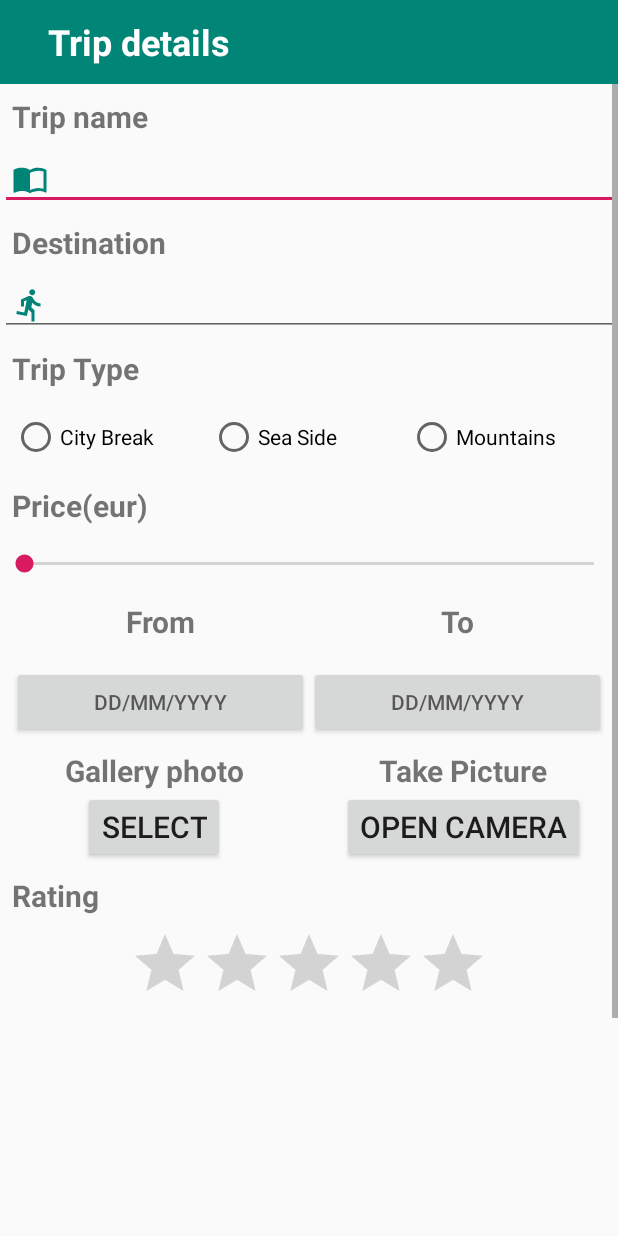
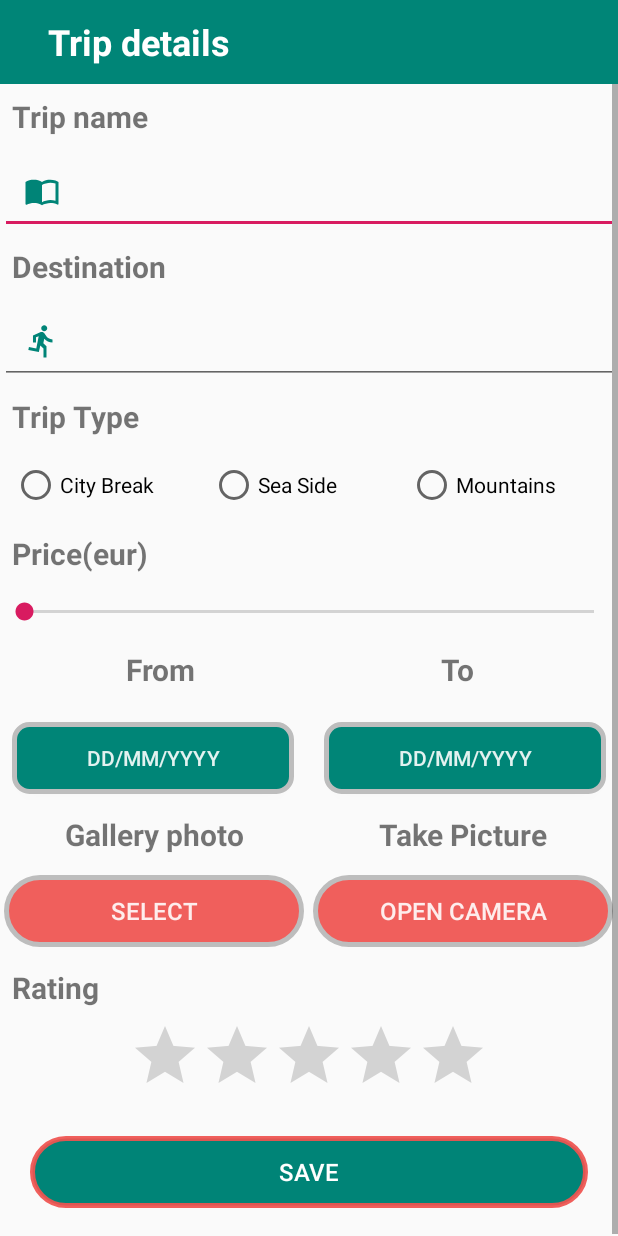
Before and after one commit to Eugen998/TravelJournal, an Android app: the ManageTripActivity screen opened directly, with no data from a screen before it, on a phone screen of 412 x 824 dp. Run offline under Robolectric (Android 15) with nearby library versions, the phone set to English and light mode, and no system bars.

Commit message:
What is left to do: -firebase login -room -camera photo is saved as bitmap, I have to get the Uri -navigation drawer buttons -favourites
For some reason capturing a photo does not work, even though i followed the steps from Android Site.

Updated the look of the app.

```diff
--- a/app/src/main/java/com/example/eugen/traveljournal/ManageTripActivity.java
+++ b/app/src/main/java/com/example/eugen/traveljournal/ManageTripActivity.java
@@ -171,6 +171,7 @@ public class ManageTripActivity extends AppCompatActivity implements DatePickerD
             selectedImage = data.getData();
 
             mImageView = findViewById(R.id.testpic);
+            mImageView.setVisibility(View.VISIBLE);
             Glide.with(this).load(selectedImage).into(mImageView);
             TextView uriText = findViewById(R.id.uriText);
             uriText.setText(selectedImage.toString());
--- /dev/null
+++ b/app/src/main/res/drawable/date_picker_button.xml
@@ -0,0 +1,7 @@
+<?xml version="1.0" encoding="utf-8"?>
+<shape xmlns:android="http://schemas.android.com/apk/res/android"
+    android:shape="rectangle">
+    <solid android:color="@color/colorPrimary"/>
+    <corners android:radius="10dp"/>
+    <stroke android:width="5px" android:color="#bdbdbd" />
+</shape>
--- a/app/src/main/res/drawable/rounded_button.xml
+++ b/app/src/main/res/drawable/rounded_button.xml
@@ -3,4 +3,5 @@
     android:shape="rectangle">
     <solid android:color="#008477"/>
     <corners android:radius="150dp"/>
+    <stroke android:width="5px" android:color="#edef5350" />
 </shape>
--- a/app/src/main/res/drawable/rounded_regular_button.xml
+++ b/app/src/main/res/drawable/rounded_regular_button.xml
@@ -1,6 +1,7 @@
 <?xml version="1.0" encoding="utf-8"?>
 <shape xmlns:android="http://schemas.android.com/apk/res/android"
-    android:shape="rectangle">
-    <solid android:color="#008477"/>
-    <corners android:radius="150dp"/>
+android:shape="rectangle">
+<solid android:color="#edef5350"/>
+<corners android:radius="26dp"/>
+<stroke android:width="5px" android:color="#bdbdbd"/>
 </shape>
--- a/app/src/main/res/layout/activity_manage_trip.xml
+++ b/app/src/main/res/layout/activity_manage_trip.xml
@@ -37,7 +37,7 @@
                 android:layout_width="match_parent"
                 android:layout_height="wrap_content"
                 android:drawableLeft="@drawable/ic_import_contacts_black_24dp"
-                android:padding="8dp" />
+                android:padding="16dp" />
 
             <TextView
                 android:layout_width="match_parent"
@@ -52,7 +52,7 @@
                 android:layout_width="match_parent"
                 android:layout_height="wrap_content"
                 android:drawableLeft="@drawable/ic_directions_run_black_24dp"
-                android:padding="8dp" />
+                android:padding="16dp" />
 
             <TextView
                 android:layout_width="match_parent"
@@ -137,18 +137,28 @@
                 android:padding="8dp">
 
                 <Button
+                    android:layout_marginTop="5dp"
+                    android:layout_marginBottom="5dp"
                     android:id="@+id/fromdate"
                     android:layout_width="0dp"
                     android:layout_height="match_parent"
                     android:layout_weight="1"
-                    android:hint="DD/MM/YYYY" />
+                    android:hint="DD/MM/YYYY"
+                    android:background="@drawable/date_picker_button"
+                    android:layout_marginRight="10dp"
+                    android:textColorHint="#e3ffffff"/>
 
                 <Button
                     android:id="@+id/todate"
+                    android:layout_marginTop="5dp"
+                    android:layout_marginBottom="5dp"
                     android:layout_width="0dp"
                     android:layout_height="match_parent"
                     android:layout_weight="1"
-                    android:hint="DD/MM/YYYY" />
+                    android:hint="DD/MM/YYYY"
+                    android:background="@drawable/date_picker_button"
+                    android:layout_marginLeft="10dp"
+                    android:textColorHint="#e3ffffff"/>
             </LinearLayout>
 
             <LinearLayout
@@ -169,16 +179,22 @@
                         android:layout_weight="1"
                         android:text="Gallery photo"
                         android:textSize="20sp"
-                        android:textStyle="bold" />
+                        android:textStyle="bold"
+                        android:layout_marginBottom="8dp"/>
 
                     <Button
                         android:id="@+id/gallery_photo"
-                        android:layout_width="wrap_content"
+                        android:padding="10dp"
+                        android:layout_marginTop="5dp"
+                        android:layout_marginBottom="5dp"
+                        android:layout_width="200dp"
                         android:layout_height="0dp"
                         android:layout_gravity="center_horizontal"
                         android:layout_weight="2"
                         android:text="SELECT"
-                        android:textSize="20sp" />
+                        android:textSize="16sp"
+                        android:background="@drawable/rounded_regular_button"
+                        android:textColor="#e3ffffff"/>
                 </LinearLayout>
 
                 <LinearLayout
@@ -194,16 +210,22 @@
                         android:layout_weight="1"
                         android:text="Take Picture"
                         android:textSize="20sp"
-                        android:textStyle="bold" />
+                        android:textStyle="bold"
+                        android:layout_marginBottom="8dp"/>
 
                     <Button
                         android:id="@+id/camera_photo"
-                        android:layout_width="wrap_content"
+                        android:padding="10dp"
+                        android:layout_marginTop="5dp"
+                        android:layout_marginBottom="5dp"
+                        android:layout_width="200dp"
                         android:layout_height="0dp"
                         android:layout_gravity="center_horizontal"
                         android:layout_weight="2"
                         android:text="OPEN CAMERA"
-                        android:textSize="20sp" />
+                        android:textSize="16sp"
+                        android:background="@drawable/rounded_regular_button"
+                        android:textColor="#e3ffffff"/>
                 </LinearLayout>
             </LinearLayout>
 
@@ -226,12 +248,14 @@
                 android:layout_width="200dp"
                 android:layout_height="wrap_content"
                 android:layout_gravity="center"
-                android:layout_marginBottom="20dp"/>
+                android:layout_marginBottom="20dp"
+                android:visibility="gone"/>
             <ImageView
                 android:id="@+id/testpic"
                 android:layout_width="200dp"
                 android:layout_height="200dp"
-                android:layout_gravity="center" />
+                android:layout_gravity="center"
+                android:visibility="gone"/>
 
             <Button
                 android:id="@+id/save"
@@ -242,7 +266,7 @@
                 android:layout_gravity="center"
                 android:text="SAVE"
                 android:textColor="#fff"
-                android:textSize="15sp"
+                android:textSize="16sp"
                 android:layout_marginLeft="20dp"
                 android:layout_marginRight="20dp"
                 android:layout_marginTop="20dp"
```
